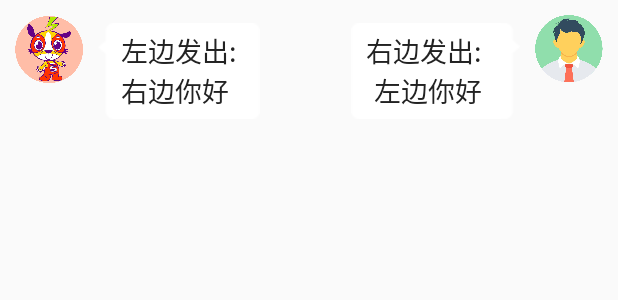
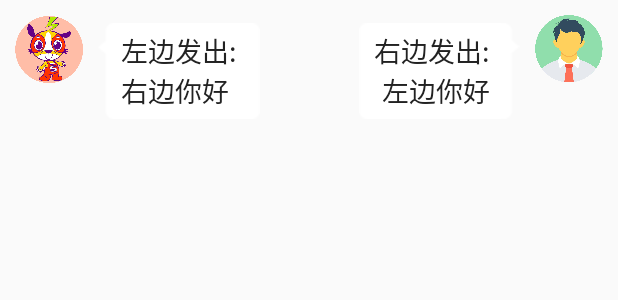
Before and after one commit to yezy17/Sohotgo_APP, an Android app: the layout item_layout.xml on its own in the app's theme, with its tools: preview values and no code run, on a phone screen of 412 x 824 dp. Shown: the top 300 px of the screen. Run offline under Robolectric (Android 15) with nearby library versions, the phone set to English and light mode, and no system bars.

```diff
--- a/app/src/main/java/com/example/sohotgo_test/MainActivity.java
+++ b/app/src/main/java/com/example/sohotgo_test/MainActivity.java
@@ -1,6 +1,7 @@
 package com.example.sohotgo_test;
 
 import androidx.appcompat.app.AppCompatActivity;
+import androidx.constraintlayout.widget.ConstraintLayout;
 import androidx.core.app.ActivityCompat;
 import androidx.core.content.ContextCompat;
 import androidx.recyclerview.widget.LinearLayoutManager;
@@ -56,7 +57,7 @@ public class MainActivity extends AppCompatActivity  implements EventListener {
 
     private List<ListData> lists;
     private ListView lv;
-    private ImageButton iv_send;
+    private ConstraintLayout iv_send;
     //private TextAdapter adapter;
     private ListData listData;
     RecyclerView recyclerView;
--- a/app/src/main/res/layout/item_layout.xml
+++ b/app/src/main/res/layout/item_layout.xml
@@ -47,7 +47,7 @@
             android:gravity="right"
             android:paddingStart="10dp"
             android:paddingTop="5dp"
-            android:paddingEnd="25dp"
+            android:paddingEnd="20dp"
             android:paddingBottom="5dp"
             android:text="右边发出:\n左边你好"
             android:textColor="#222222"
```
Also changed, not shown: app/src/main/res/layout/activity_main.xml (+5 -3 lines).
